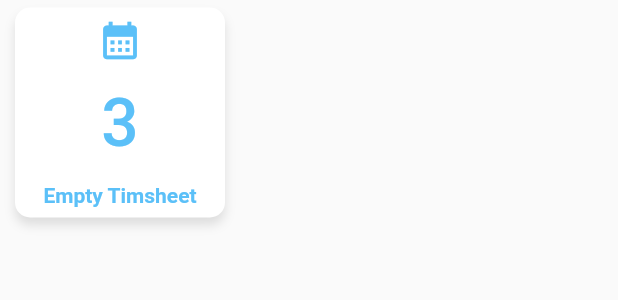
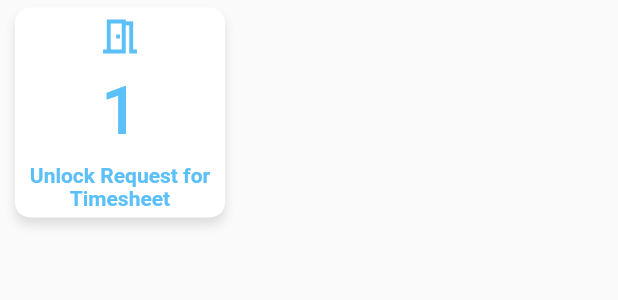
Before and after one commit to kwul0208/timsheet-mobile, a Flutter app: the CardWidget widget shown alone on an empty page, opened directly, on a phone screen of 412 x 824 dp. Shown: the top 300 px of the screen. Run offline on Flutter 3.47's test engine with Material 2 defaults, Android fonts, the phone set to English and light mode, and no system bars; our stand-ins replace calendar_timeline, date_picker_timeline, dropdown_search, flutter_html, flutter_secure_storage, group_radio_button and 1 more; missing offline and left inert: appcheck; accounts and stored records are empty; network calls fail.

Commit message:
fix dashboard card

```diff
--- a/lib/Widget/CardWidget.dart
+++ b/lib/Widget/CardWidget.dart
@@ -30,10 +30,11 @@ class CardWidget extends StatelessWidget {
         ),
         child: Column(
           mainAxisAlignment: MainAxisAlignment.spaceAround,
+          crossAxisAlignment: CrossAxisAlignment.center,
           children: [
             Icon(icon, color: Config().primary, size: 30,),
             Text("$total", style: TextStyle(color: Config().primary, fontSize: 44, fontWeight: FontWeight.w500),),
-            Text(title, style: TextStyle(color: Config().primary, fontSize: 14, fontWeight: FontWeight.w600))
+            Align(child: Text(title, style: TextStyle(color: Config().primary, fontSize: 14, fontWeight: FontWeight.w600), textAlign: TextAlign.center,))
           ],
         ),
       ),
--- a/lib/views/menu/Dashboard.dart
+++ b/lib/views/menu/Dashboard.dart
@@ -218,9 +218,15 @@ class _DashboardState extends State<Dashboard> {
                       shrinkWrap: true,
                       scrollDirection: Axis.horizontal,
                       children: const [
-                        CardWidget(title: "Empty Timsheet", total: 3, icon: Icons.calendar_month,),
-                        CardWidget(title: "Meeting", total: 1, icon: Icons.meeting_room_outlined,),
-                        CardWidget(title: "Cuti", total: 5, icon: Icons.insert_emoticon_outlined ,),
+                        CardWidget(title: "Unlock Request for Timesheet", total: 1, icon: Icons.meeting_room_outlined,),
+                        CardWidget(title: "Overtime Plan", total: 3, icon: Icons.work_history,),
+                        CardWidget(title: "Unlock for OT Plan", total: 5, icon: Icons.lock_clock_outlined ,),
+                        CardWidget(title: "Total Overtime", total: 5, icon: Icons.work_history,),
+                        CardWidget(title: "RWD", total: 5, icon: Icons.laptop,),
+                        CardWidget(title: "Leave", total: 5, icon: Icons.exit_to_app_outlined,),
+                        CardWidget(title: "Holiday", total: 5, icon: Icons.holiday_village_outlined,),
+                        CardWidget(title: "Other Summary", total: 5, icon: Icons.menu,),
+
                       ],
                     ),
                   )
```
